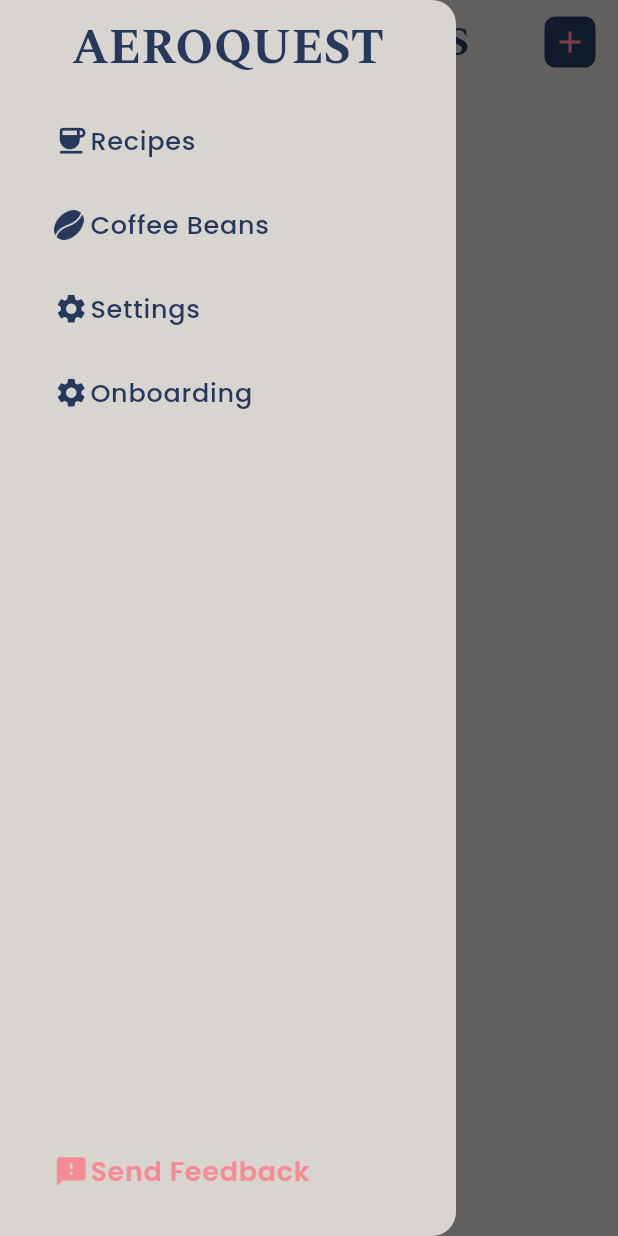
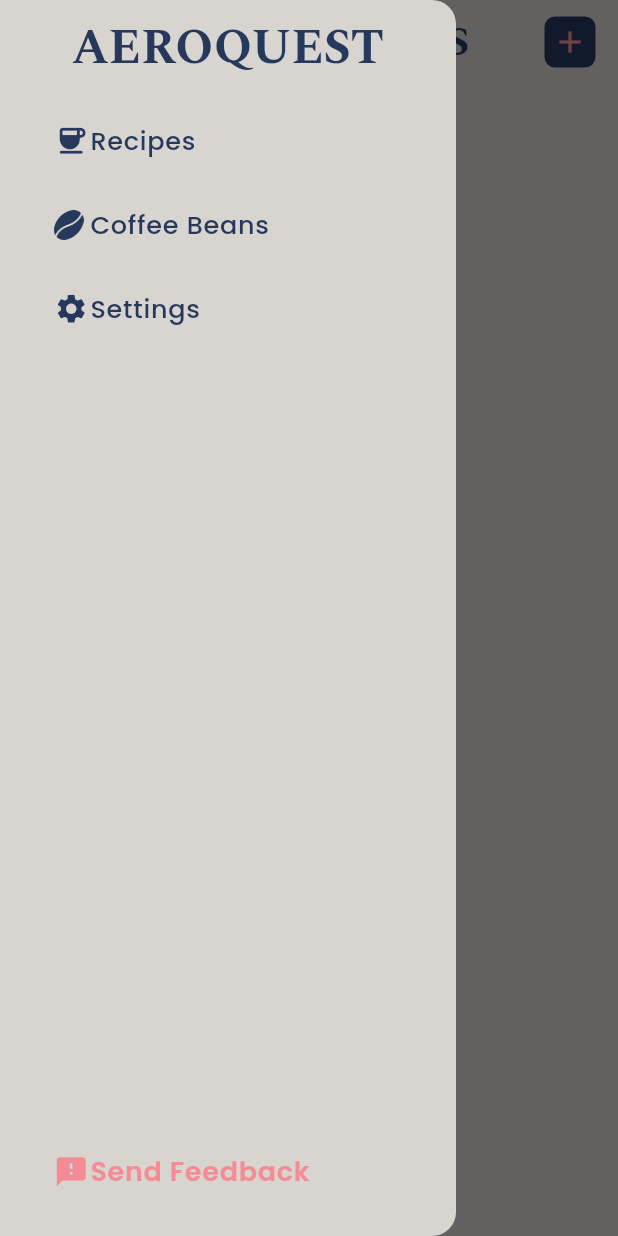
Before and after one commit to andrew-moreno/aeroquest, a Flutter app: the CoffeeBeans screen opened by its route, with the side drawer open, on a phone screen of 412 x 824 dp. Run offline on Flutter 3.47's test engine with Material 2 defaults, Android fonts, the phone set to English and light mode, and no system bars; our stand-ins replace dropdown_button2, expandable_page_view, flutter_form_builder, shared_preferences, sliver_tools, smooth_page_indicator and 1 more; missing offline and left inert: control_style; accounts and stored records are empty.

Commit message:
removing onboarding from drawer for final release

```diff
--- a/lib/widgets/custom_drawer.dart
+++ b/lib/widgets/custom_drawer.dart
@@ -1,5 +1,4 @@
 import 'package:aeroquest/screens/app_settings/app_settings.dart';
-import 'package:aeroquest/screens/onboarding/onboarding.dart';
 import 'package:aeroquest/constraints.dart';
 import 'package:aeroquest/screens/coffee_beans/coffee_beans.dart';
 import 'package:aeroquest/screens/recipes/recipes.dart';
@@ -52,14 +51,14 @@ class CustomDrawer extends StatelessWidget {
                 text: "Settings",
                 route: AppSettings.routeName,
               ),
-              const MenuItem(
-                icon: Icon(
-                  Icons.settings,
-                  size: 23,
-                ),
-                text: "Onboarding",
-                route: Onboarding.routeName,
-              ),
+              // const MenuItem(
+              //   icon: Icon(
+              //     Icons.settings,
+              //     size: 23,
+              //   ),
+              //   text: "Onboarding",
+              //   route: Onboarding.routeName,
+              // ),
               const Spacer(),
               const MenuItem(
                 icon: Icon(
```
